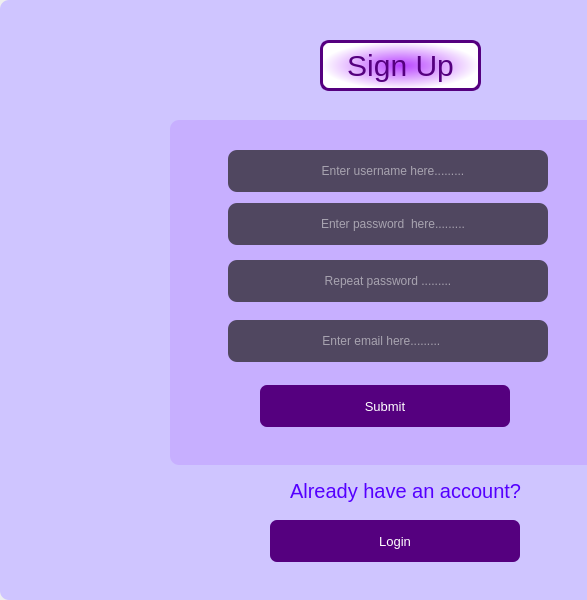
lakshmivishal9496/Soft-Health, file static/register.ui: the form before one commit.
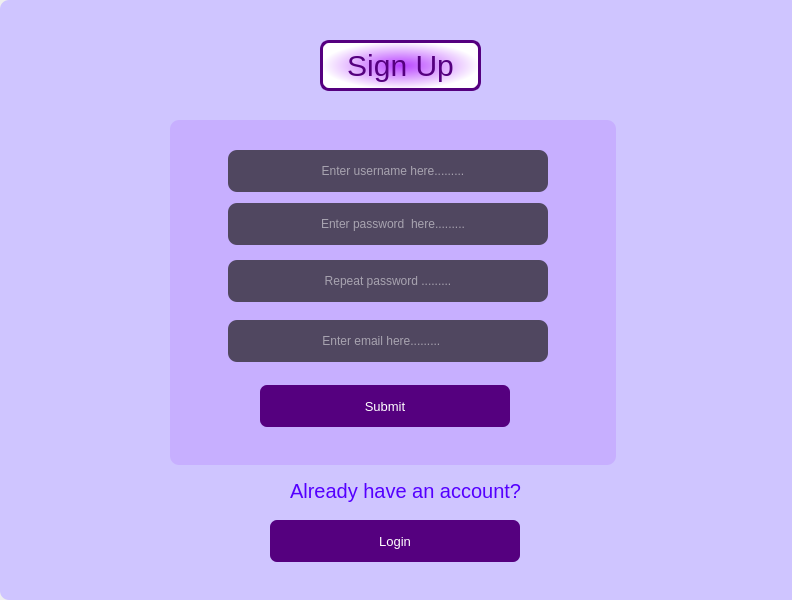
The form after the commit.

Patch:
```diff
--- a/static/register.ui
+++ b/static/register.ui
@@ -6,7 +6,7 @@
    <rect>
     <x>0</x>
     <y>0</y>
-    <width>587</width>
+    <width>792</width>
     <height>600</height>
    </rect>
   </property>
```
